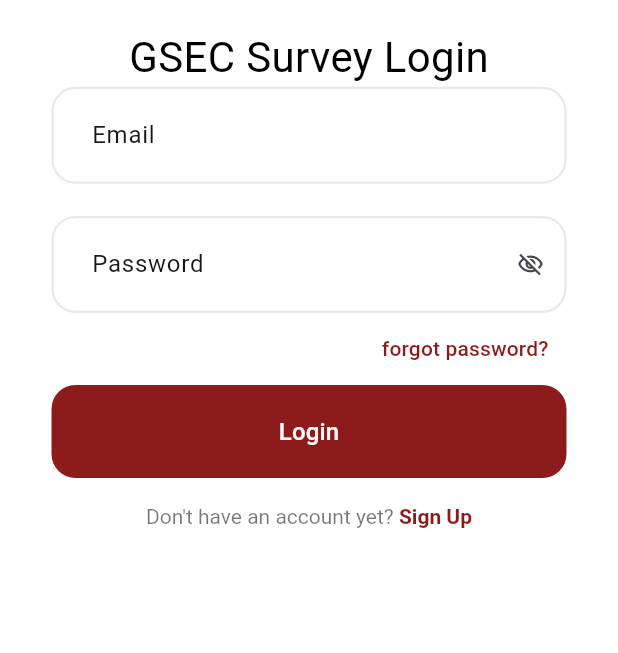
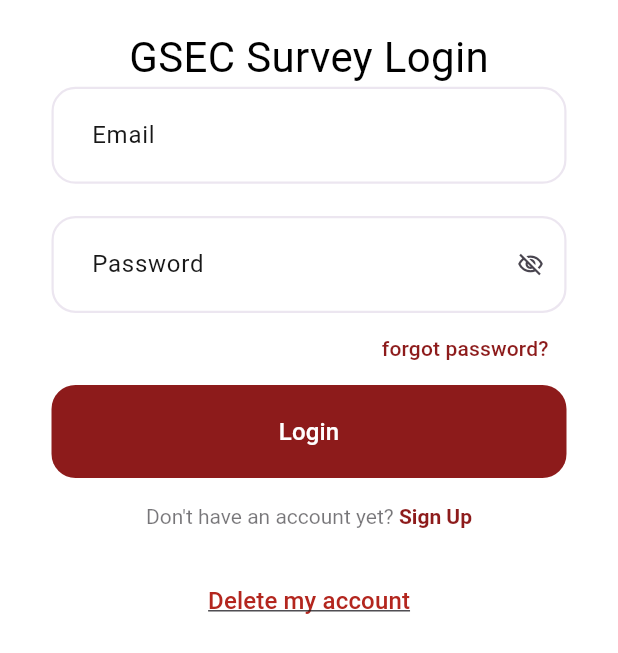
Before and after one commit to legitTomFoolery/hermessurvey, a Flutter app: the screen it shows after launch, on a phone screen of 412 x 824 dp. Shown: the top 653 px of the screen. Run offline on Flutter 3.47's test engine with Material 3 defaults, Android fonts, the phone set to English and light mode, and no system bars; our stand-ins replace adaptive_theme, awesome_dialog, cloud_firestore, connectivity_plus, firebase_auth, firebase_core and 7 more; accounts and stored records are empty; generated files the repository leaves out were written again.

Commit message:
Adding logout and delete-account options

```diff
--- a/lib/main.dart
+++ b/lib/main.dart
@@ -11,10 +11,9 @@ import 'package:gsecsurvey/routing/app_router.dart';
 import 'package:gsecsurvey/routing/routes.dart';
 import 'package:adaptive_theme/adaptive_theme.dart';
 
-late String initialRoute;
-
 Future<void> main() async {
   WidgetsFlutterBinding.ensureInitialized();
+
   await Future.wait([
     Firebase.initializeApp(
       options: DefaultFirebaseOptions.currentPlatform,
@@ -23,17 +22,16 @@ Future<void> main() async {
     preloadSVGs(['assets/svgs/google_logo.svg'])
   ]);
 
-  FirebaseAuth.instance.authStateChanges().listen(
-    (user) {
-      if (user == null || !user.emailVerified) {
-        initialRoute = Routes.loginScreen;
-      } else {
-        initialRoute = Routes.homeScreen;
-      }
-    },
-  );
+  // Get the current user synchronously
+  final user = FirebaseAuth.instance.currentUser;
+  final initialRoute = (user != null && user.emailVerified)
+      ? Routes.homeScreen
+      : Routes.loginScreen;
 
-  runApp(MyApp(router: AppRouter()));
+  runApp(MyApp(
+    router: AppRouter(),
+    initialRoute: initialRoute,
+  ));
 }
 
 Future<void> preloadSVGs(List<String> paths) async {
@@ -48,8 +46,13 @@ Future<void> preloadSVGs(List<String> paths) async {
 
 class MyApp extends StatelessWidget {
   final AppRouter router;
+  final String initialRoute;
 
-  const MyApp({super.key, required this.router});
+  const MyApp({
+    super.key,
+    required this.router,
+    required this.initialRoute,
+  });
 
   @override
   Widget build(BuildContext context) {
@@ -59,17 +62,21 @@ class MyApp extends StatelessWidget {
       splitScreenMode: true,
       builder: (_, child) => MultiProvider(
         providers: [
-          ChangeNotifierProvider(create: (_) => QuestionStore()),
-          ChangeNotifierProvider(create: (_) => ResponseProvider()),
+          ChangeNotifierProvider<QuestionStore>(
+            create: (_) => QuestionStore(),
+            lazy: false,
+          ),
+          ChangeNotifierProvider<ResponseProvider>(
+            create: (_) => ResponseProvider(),
+          ),
         ],
-        child: AdaptiveTheme(
+        child: Builder(
+          builder: (context) => AdaptiveTheme(
             light: ThemeData.light(useMaterial3: true).copyWith(
-            colorScheme: ThemeData.light(useMaterial3: true)
-                .colorScheme
-                .copyWith(
-                  primary: const Color.fromARGB(
-                      255, 141, 27, 27), // Customize primary color
-                  secondary: Colors.white, // Replace with your secondary color
+              colorScheme:
+                  ThemeData.light(useMaterial3: true).colorScheme.copyWith(
+                        primary: const Color.fromARGB(255, 141, 27, 27),
+                        secondary: Colors.white,
                         tertiary: const Color.fromARGB(255, 188, 188, 188),
                         onPrimary: Colors.white,
                         onSecondary: Colors.black,
@@ -78,12 +85,10 @@ class MyApp extends StatelessWidget {
                       ),
             ),
             dark: ThemeData.dark(useMaterial3: true).copyWith(
-            colorScheme: ThemeData.dark(useMaterial3: true)
-                .colorScheme
-                .copyWith(
-                  primary: const Color.fromARGB(
-                      255, 141, 27, 27), // Customize primary color
-                  secondary: Colors.black, // Replace with your secondary color
+              colorScheme:
+                  ThemeData.dark(useMaterial3: true).colorScheme.copyWith(
+                        primary: const Color.fromARGB(255, 141, 27, 27),
+                        secondary: Colors.black,
                         tertiary: const Color.fromARGB(255, 10, 10, 10),
                         onPrimary: Colors.white,
                         onSecondary: Colors.white,
@@ -102,6 +107,7 @@ class MyApp extends StatelessWidget {
             ),
           ),
         ),
+      ),
     );
   }
 }
--- a/lib/routing/app_router.dart
+++ b/lib/routing/app_router.dart
@@ -1,12 +1,13 @@
 import 'package:flutter/material.dart';
 import 'package:flutter_bloc/flutter_bloc.dart';
-
+import 'package:provider/provider.dart';
 import '../logic/cubit/auth_cubit.dart';
 import '../screens/create_password/ui/create_password.dart';
 import '../screens/forget/ui/forget_screen.dart';
 import '../screens/home/home.dart';
 import '../screens/login/ui/login_screen.dart';
 import '../screens/signup/ui/sign_up_sceen.dart';
+import '../services/question_store.dart';
 import 'routes.dart';
 
 class AppRouter {
@@ -16,7 +17,7 @@ class AppRouter {
     authCubit = AuthCubit();
   }
 
-  Route? generateRoute(RouteSettings settings) {
+  Route generateRoute(RouteSettings settings) {
     switch (settings.name) {
       case Routes.forgetScreen:
         return MaterialPageRoute(
@@ -28,12 +29,15 @@ class AppRouter {
 
       case Routes.homeScreen:
         return MaterialPageRoute(
-          builder: (_) => BlocProvider.value(
-            value: authCubit,
-            child: const MaterialApp(
-              home: Home(),
-            ),
-          ),
+          builder: (context) {
+            // Reset QuestionStore when navigating to home
+            Provider.of<QuestionStore>(context, listen: false).reset();
+            return BlocProvider.value(
+              value: authCubit,
+              child: const Home(),
+            );
+          },
+          maintainState: false,
         );
 
       case Routes.createPassword:
@@ -49,6 +53,7 @@ class AppRouter {
             ),
           );
         }
+        return _errorRoute();
 
       case Routes.signupScreen:
         return MaterialPageRoute(
@@ -59,13 +64,34 @@ class AppRouter {
         );
 
       case Routes.loginScreen:
+      case '/':
+      case '/login':
         return MaterialPageRoute(
           builder: (_) => BlocProvider.value(
             value: authCubit,
             child: const LoginScreen(),
           ),
         );
+
+      default:
+        return _errorRoute();
     }
-    return null;
+  }
+
+  Route _errorRoute() {
+    return MaterialPageRoute(
+      builder: (_) => Scaffold(
+        appBar: AppBar(
+          title: const Text('Error'),
+        ),
+        body: const Center(
+          child: Text('Page not found'),
+        ),
+      ),
+    );
+  }
+
+  void dispose() {
+    authCubit.close();
   }
 }
--- a/lib/screens/login/ui/login_screen.dart
+++ b/lib/screens/login/ui/login_screen.dart
@@ -5,6 +5,7 @@ import 'package:flutter_offline/flutter_offline.dart';
 import 'package:flutter_screenutil/flutter_screenutil.dart';
 import 'package:gap/gap.dart';
 import 'package:awesome_dialog/awesome_dialog.dart';
+import 'package:url_launcher/url_launcher.dart';
 import '../../../core/widgets/login_and_signup_animated_form.dart';
 import '../../../core/widgets/no_internet.dart';
 import '../../../core/widgets/progress_indicator.dart';
@@ -25,29 +26,55 @@ class _LoginScreenState extends State<LoginScreen> {
   final RiveAnimationControllerHelper riveHelper =
       RiveAnimationControllerHelper();
 
+  Future<void> _launchDeleteAccountURL() async {
+    final Uri url = Uri.parse(
+        'https://goodmancenter.stanford.edu/research/feedback-evaluation-app.html');
+    try {
+      if (!await launchUrl(
+        url,
+        mode: LaunchMode.externalApplication,
+      )) {
+        if (mounted) {
+          ScaffoldMessenger.of(context).showSnackBar(
+            const SnackBar(
+              content: Text('Could not open delete account page'),
+              backgroundColor: Colors.red,
+            ),
+          );
+        }
+      }
+    } catch (e) {
+      if (mounted) {
+        ScaffoldMessenger.of(context).showSnackBar(
+          SnackBar(
+            content: Text('Error opening link: ${e.toString()}'),
+            backgroundColor: Colors.red,
+          ),
+        );
+      }
+    }
+  }
+
   @override
   Widget build(BuildContext context) {
-    final theme = AdaptiveTheme.of(context).theme; // Access the adaptive theme
+    final theme = AdaptiveTheme.of(context).theme;
 
     return Scaffold(
-      backgroundColor: theme.colorScheme.secondary, // Use theme colors
+      backgroundColor: theme.colorScheme.secondary,
       body: OfflineBuilder(
         connectivityBuilder: (
           BuildContext context,
-          ConnectivityResult
-              connectivity, // Changed this from List<ConnectivityResult> to ConnectivityResult
+          ConnectivityResult connectivity,
           Widget child,
         ) {
-          final bool connected = connectivity !=
-              ConnectivityResult
-                  .none; // Adjust this check based on the current ConnectivityResult
+          final bool connected = connectivity != ConnectivityResult.none;
           return connected
               ? _loginPage(context, theme)
-              : const BuildNoInternet(); // Display the no internet widget if not connected
+              : const BuildNoInternet();
         },
         child: Center(
           child: CircularProgressIndicator(
-            color: theme.colorScheme.primary, // Use theme color
+            color: theme.colorScheme.primary,
           ),
         ),
       ),
@@ -113,9 +140,9 @@ class _LoginScreenState extends State<LoginScreen> {
                       crossAxisAlignment: CrossAxisAlignment.start,
                       children: [
                         Text(
-                          'GSEC Survey Login', // Header Text
+                          'GSEC Survey Login',
                           style: TextStyle(
-                            fontSize: 28, // Larger text for the app name
+                            fontSize: 28,
                             color: theme.colorScheme.onSecondary,
                           ),
                         ),
@@ -125,6 +152,21 @@ class _LoginScreenState extends State<LoginScreen> {
                   EmailAndPassword(),
                   Gap(15.h),
                   const DoNotHaveAccountText(),
+                  Gap(20.h),
+                  TextButton(
+                    onPressed: _launchDeleteAccountURL,
+                    style: TextButton.styleFrom(
+                      padding: const EdgeInsets.symmetric(vertical: 8.0),
+                    ),
+                    child: Text(
+                      'Delete my account',
+                      style: TextStyle(
+                        color: theme.colorScheme.error,
+                        decoration: TextDecoration.underline,
+                        fontSize: 16,
+                      ),
+                    ),
+                  ),
                 ],
               );
             },
--- a/lib/services/firestore_service.dart
+++ b/lib/services/firestore_service.dart
@@ -13,9 +13,9 @@ class FirestoreService {
     await ref.doc(question.id).set(question);
   }
 
-  // get questions once
+  // get questions once with ordering
   static Future<QuerySnapshot<Question>> getQuestionsOnce() {
-    return ref.get();
+    return ref.orderBy('name').get();
   }
 
   // delete a question
--- a/pubspec.yaml
+++ b/pubspec.yaml
@@ -32,8 +32,10 @@ dependencies:
   gap: ^3.0.1
   google_fonts: ^6.1.0
   google_sign_in: ^6.2.1
+  intl: ^0.19.0
   provider: ^6.1.1
   rive: ^0.13.4
+  url_launcher: ^6.2.5
   uuid: ^4.3.3
 
 dev_dependencies:
```
Also changed, not shown: lib/logic/cubit/auth_cubit.dart (+38 -4 lines), lib/screens/home/home.dart (+108 -41 lines), lib/screens/home/question_card.dart (+84 -72 lines), lib/screens/home/submission_result_screen.dart (+63 -18 lines), lib/screens/signup/ui/sign_up_sceen.dart (+36 -9 lines), lib/services/question_store.dart (+47 -13 lines), lib/widgets/account_not_exists_popup.dart (added, +25 -0 lines), assets/images/loading.gif, assets/images/old-loading.gif (added), pubspec.lock, 5 other files. Lines whose indentation alone changed are shown as unchanged.
